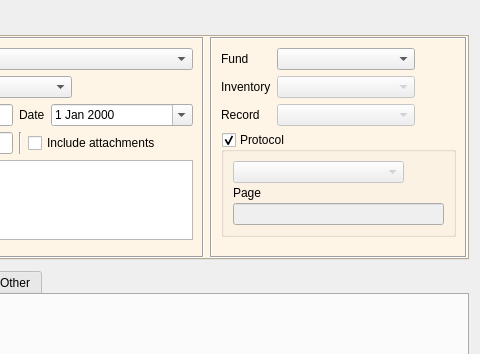
Before: the Qt Designer form dialogs/documentformdialog.ui in caxapyk/pa-decision, drawn with Qt 5; both pictures show x 160 to 640 and y 0 to 354 of the 640 by 532 pixel window.
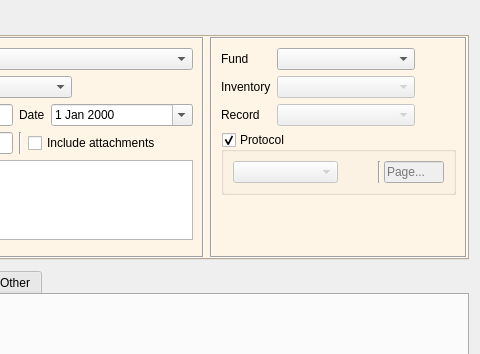
After: the same form once the commit is applied. Icons and pictures are not drawn.

Patch:
```diff
--- a/dialogs/documentformdialog.ui
+++ b/dialogs/documentformdialog.ui
@@ -448,7 +448,7 @@
             <property name="checked">
              <bool>true</bool>
             </property>
-            <layout class="QVBoxLayout" name="verticalLayout_7">
+            <layout class="QHBoxLayout" name="horizontalLayout_2">
              <property name="spacing">
               <number>3</number>
              </property>
@@ -487,6 +487,13 @@
                  </property>
                 </widget>
                </item>
+               <item>
+                <widget class="Line" name="line">
+                 <property name="orientation">
+                  <enum>Qt::Vertical</enum>
+                 </property>
+                </widget>
+               </item>
               </layout>
              </item>
              <item>
@@ -494,27 +501,29 @@
                <property name="spacing">
                 <number>3</number>
                </property>
-               <item>
-                <widget class="QLabel" name="label_10">
-                 <property name="text">
-                  <string>Рage</string>
-                 </property>
-                </widget>
-               </item>
                <item>
                 <widget class="QLineEdit" name="lE_protcolPage">
                  <property name="enabled">
                   <bool>false</bool>
                  </property>
+                 <property name="sizePolicy">
+                  <sizepolicy hsizetype="Fixed" vsizetype="Fixed">
+                   <horstretch>0</horstretch>
+                   <verstretch>0</verstretch>
+                  </sizepolicy>
+                 </property>
                  <property name="maximumSize">
                   <size>
-                   <width>16777215</width>
+                   <width>60</width>
                    <height>16777215</height>
                   </size>
                  </property>
                  <property name="maxLength">
                   <number>3</number>
                  </property>
+                 <property name="placeholderText">
+                  <string>Page...</string>
+                 </property>
                 </widget>
                </item>
               </layout>
```
